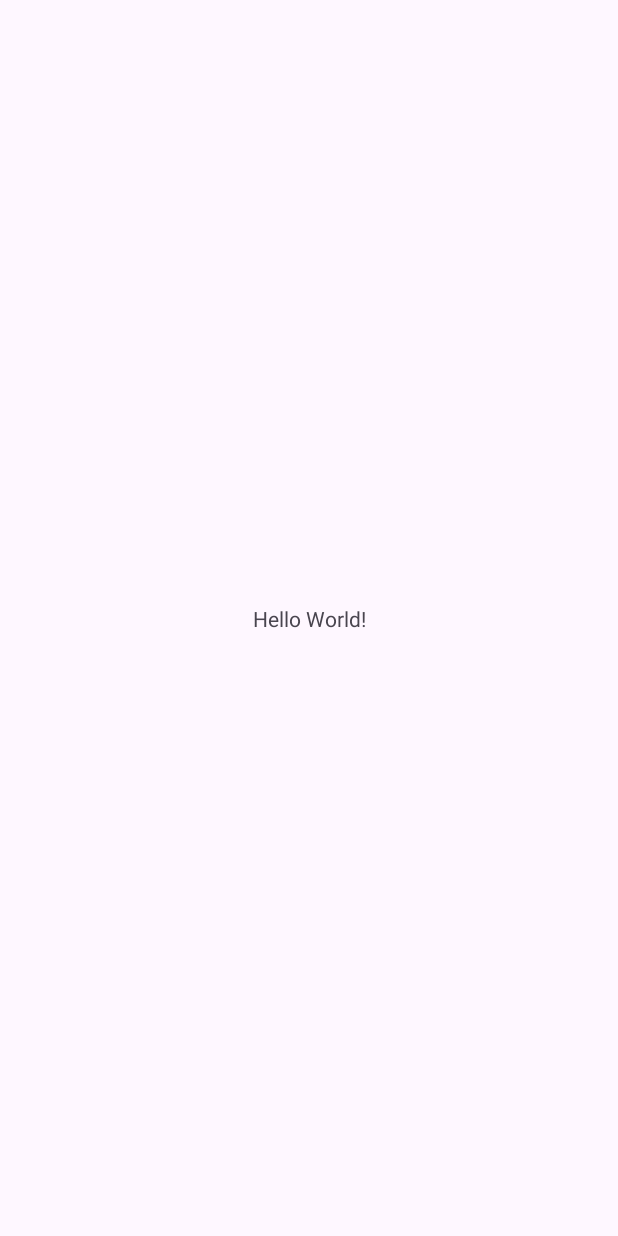
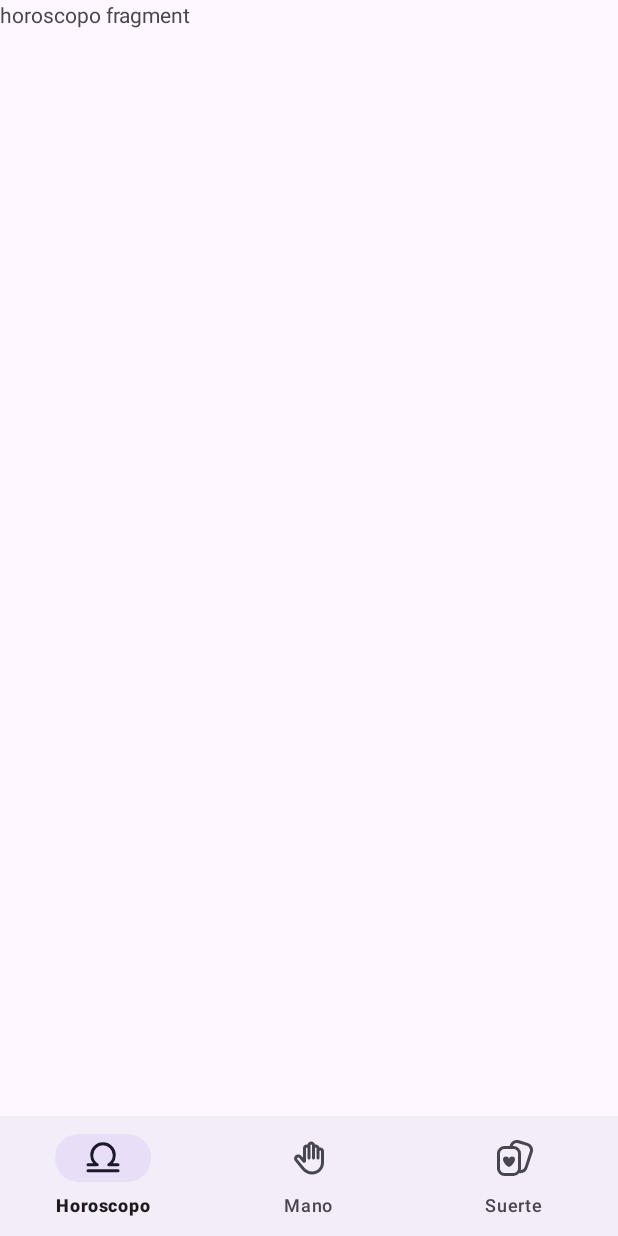
Before and after one commit to olmosmartin/luckyApp, an Android app: the screen it shows after launch (MainActivity), on a phone screen of 412 x 824 dp. Before the commit the screen is almost empty. Run offline under Robolectric (Android 15) with nearby library versions, the phone set to English and light mode, and no system bars; our stand-ins replace navigation-ui.

Commit message:
navigation configured

```diff
--- a/app/build.gradle.kts
+++ b/app/build.gradle.kts
@@ -42,6 +42,11 @@ android {
 
 dependencies {
 
+    //navegacion
+    val navVersion = "2.7.7"
+    implementation("androidx.navigation:navigation-fragment-ktx:$navVersion")
+    implementation("androidx.navigation:navigation-ui-ktx:$navVersion")
+
     implementation(libs.androidx.core.ktx)
     implementation(libs.androidx.appcompat)
     implementation(libs.material)
--- a/app/src/main/java/com/example/luckyapp/ui/home/MainActivity.kt
+++ b/app/src/main/java/com/example/luckyapp/ui/home/MainActivity.kt
@@ -1,22 +1,34 @@
 package com.example.luckyapp.ui.home
 
 import android.os.Bundle
-import androidx.activity.enableEdgeToEdge
 import androidx.appcompat.app.AppCompatActivity
-import androidx.core.view.ViewCompat
-import androidx.core.view.WindowInsetsCompat
+import androidx.navigation.NavController
+import androidx.navigation.fragment.NavHostFragment
+import androidx.navigation.ui.setupWithNavController
 import com.example.luckyapp.R
 import com.example.luckyapp.databinding.ActivityMainBinding
 
 class MainActivity : AppCompatActivity() {
     private lateinit var binding: ActivityMainBinding //nombre de la clase con activity al inicio y binding al final
+    private lateinit var navController: NavController
 
     override fun onCreate(savedInstanceState: Bundle?) {
         super.onCreate(savedInstanceState)
         //viewBinding
         binding = ActivityMainBinding.inflate(layoutInflater)
         setContentView(binding.root)
+        initUI()
+    }
 
+    private fun initUI() {
+        initNavigation()
+    }
+
+    private fun initNavigation() {
+        //inicio la navegacion con el id del FragmentContainerView y lo casteo a NavHostFragment
+        val navHost = supportFragmentManager.findFragmentById(R.id.fragmentContainerView) as NavHostFragment
+        navController = navHost.navController
+        binding.bottonNavigation.setupWithNavController(navController)
     }
 
 }
--- /dev/null
+++ b/app/src/main/res/drawable/ic_cards.xml
@@ -0,0 +1,9 @@
+<vector xmlns:android="http://schemas.android.com/apk/res/android"
+    android:width="800dp"
+    android:height="800dp"
+    android:viewportWidth="24"
+    android:viewportHeight="24">
+  <path
+      android:pathData="M20.466,1.967 L14.78,0.221a5.011,5.011 0,0 0,-6.224 3.24L8.368,4H5A5.006,5.006 0,0 0,0 9V19a5.006,5.006 0,0 0,5 5h6a4.975,4.975 0,0 0,3.92 -1.934,5.029 5.029,0 0,0 0.689,0.052 4.976,4.976 0,0 0,4.775 -3.563L23.8,8.156A5.021,5.021 0,0 0,20.466 1.967ZM11,22H5a3,3 0,0 1,-3 -3V9A3,3 0,0 1,5 6h6a3,3 0,0 1,3 3V19A3,3 0,0 1,11 22ZM21.887,7.563l-3.412,10.4a2.992,2.992 0,0 1,-2.6 2.134A4.992,4.992 0,0 0,16 19V9a5.006,5.006 0,0 0,-5 -5h-0.507a3,3 0,0 1,3.7 -1.867l5.686,1.746A3.006,3.006 0,0 1,21.887 7.563ZM12,13c0,1.45 -1.544,3.391 -2.714,4.378a1.991,1.991 0,0 1,-2.572 0C5.544,16.391 4,14.45 4,13a2,2 0,0 1,4 0,2 2,0 0,1 4,0Z"
+      android:fillColor="#000000"/>
+</vector>
--- /dev/null
+++ b/app/src/main/res/drawable/ic_hand.xml
@@ -0,0 +1,10 @@
+<vector xmlns:android="http://schemas.android.com/apk/res/android"
+    android:width="800dp"
+    android:height="800dp"
+    android:viewportWidth="24"
+    android:viewportHeight="24">
+  <path
+      android:pathData="M13.5,3C13.224,3 13,3.224 13,3.5V12C13,12.552 12.552,13 12,13C11.448,13 11,12.552 11,12V5.5C11,5.224 10.776,5 10.5,5C10.224,5 10,5.224 10,5.5V13.968C10,15.076 8.627,15.592 7.897,14.758L5.35,11.847C5.192,11.666 4.955,11.576 4.717,11.606C4.153,11.676 3.888,12.34 4.248,12.779L8.938,18.512C10.227,20.087 12.154,21 14.189,21C17.398,21 20,18.398 20,15.189V7.5C20,7.224 19.776,7 19.5,7C19.224,7 19,7.224 19,7.5V12C19,12.552 18.552,13 18,13C17.448,13 17,12.552 17,12V5.5C17,5.224 16.776,5 16.5,5C16.224,5 16,5.224 16,5.5V12C16,12.552 15.552,13 15,13C14.448,13 14,12.552 14,12V3.5C14,3.224 13.776,3 13.5,3ZM15.961,3.058C15.752,1.888 14.73,1 13.5,1C12.27,1 11.248,1.888 11.039,3.058C10.865,3.02 10.685,3 10.5,3C9.119,3 8,4.119 8,5.5V11.839L6.855,10.53C6.26,9.849 5.366,9.509 4.469,9.621C2.344,9.887 1.344,12.388 2.7,14.045L7.39,19.778C9.059,21.817 11.554,23 14.189,23C18.503,23 22,19.503 22,15.189V7.5C22,6.119 20.881,5 19.5,5C19.315,5 19.135,5.02 18.961,5.058C18.753,3.888 17.73,3 16.5,3C16.315,3 16.135,3.02 15.961,3.058Z"
+      android:fillColor="#0F0F0F"
+      android:fillType="evenOdd"/>
+</vector>
--- /dev/null
+++ b/app/src/main/res/drawable/ic_horoscope.xml
@@ -0,0 +1,12 @@
+<vector xmlns:android="http://schemas.android.com/apk/res/android"
+    android:width="800dp"
+    android:height="800dp"
+    android:viewportWidth="48"
+    android:viewportHeight="48">
+  <path
+      android:fillColor="#FF000000"
+      android:pathData="M4,35H16.2a2.1,2.1 0,0 0,2 -1.5,2.2 2.2,0 0,0 -0.9,-2.2A12.9,12.9 0,0 1,11 20.1a13,13 0,1 1,26 0,12.9 12.9,0 0,1 -6.3,11.2 2.2,2.2 0,0 0,-0.9 2.2,2.1 2.1,0 0,0 2,1.5H44a2,2 0,0 0,0 -4H37.1a17,17 0,1 0,-26.2 0H4a2,2 0,0 0,0 4Z"/>
+  <path
+      android:fillColor="#FF000000"
+      android:pathData="M44,39H4a2,2 0,0 0,0 4H44a2,2 0,0 0,0 -4Z"/>
+</vector>
--- a/app/src/main/res/layout/activity_main.xml
+++ b/app/src/main/res/layout/activity_main.xml
@@ -7,13 +7,25 @@
     android:layout_height="match_parent"
     tools:context=".ui.home.MainActivity">
 
-    <TextView
-        android:layout_width="wrap_content"
-        android:layout_height="wrap_content"
-        android:text="Hello World!"
+    <androidx.fragment.app.FragmentContainerView
+        android:id="@+id/fragmentContainerView"
+        android:name="androidx.navigation.fragment.NavHostFragment"
+        android:layout_width="match_parent"
+        android:layout_height="match_parent"
+        app:defaultNavHost="true"
         app:layout_constraintBottom_toBottomOf="parent"
         app:layout_constraintEnd_toEndOf="parent"
         app:layout_constraintStart_toStartOf="parent"
-        app:layout_constraintTop_toTopOf="parent" />
+        app:layout_constraintTop_toTopOf="parent"
+        app:navGraph="@navigation/main_graph" />
+
+    <com.google.android.material.bottomnavigation.BottomNavigationView
+        android:id="@+id/bottonNavigation"
+        android:layout_width="match_parent"
+        android:layout_height="wrap_content"
+        app:layout_constraintBottom_toBottomOf="parent"
+        app:layout_constraintEnd_toEndOf="parent"
+        app:layout_constraintStart_toStartOf="parent"
+        app:menu="@menu/bottom_menu" />
 
 </androidx.constraintlayout.widget.ConstraintLayout>
--- a/app/src/main/res/layout/fragment_horoscopo.xml
+++ b/app/src/main/res/layout/fragment_horoscopo.xml
@@ -9,6 +9,6 @@
     <TextView
         android:layout_width="match_parent"
         android:layout_height="match_parent"
-        android:text="@string/hello_blank_fragment" />
+        android:text="horoscopo fragment" />
 
 </FrameLayout>
--- a/app/src/main/res/layout/fragment_mano.xml
+++ b/app/src/main/res/layout/fragment_mano.xml
@@ -9,6 +9,6 @@
     <TextView
         android:layout_width="match_parent"
         android:layout_height="match_parent"
-        android:text="@string/hello_blank_fragment" />
+        android:text="mano fragment" /> />
 
 </FrameLayout>
--- a/app/src/main/res/layout/fragment_suerte.xml
+++ b/app/src/main/res/layout/fragment_suerte.xml
@@ -9,6 +9,6 @@
     <TextView
         android:layout_width="match_parent"
         android:layout_height="match_parent"
-        android:text="@string/hello_blank_fragment" />
+        android:text="suerte fragment" /> />
 
 </FrameLayout>
--- /dev/null
+++ b/app/src/main/res/menu/bottom_menu.xml
@@ -0,0 +1,18 @@
+<?xml version="1.0" encoding="utf-8"?>
+<menu xmlns:android="http://schemas.android.com/apk/res/android">
+    <item
+        android:id="@+id/horoscopoFragment"
+        android:icon="@drawable/ic_horoscope"
+        android:title="@string/horoscopo" />
+
+    <item
+        android:id="@+id/manoFragment"
+        android:icon="@drawable/ic_hand"
+        android:title="@string/mano" />
+
+    <item
+        android:id="@+id/suerteFragment"
+        android:icon="@drawable/ic_cards"
+        android:title="@string/suerte" />
+
+</menu>
--- /dev/null
+++ b/app/src/main/res/navigation/main_graph.xml
@@ -0,0 +1,23 @@
+<?xml version="1.0" encoding="utf-8"?>
+<navigation xmlns:android="http://schemas.android.com/apk/res/android"
+    xmlns:app="http://schemas.android.com/apk/res-auto"
+    xmlns:tools="http://schemas.android.com/tools"
+    android:id="@+id/main_graph"
+    app:startDestination="@id/horoscopoFragment">
+
+    <fragment
+        android:id="@+id/horoscopoFragment"
+        android:name="com.example.luckyapp.ui.horoscopo.HoroscopoFragment"
+        android:label="fragment_horoscopo"
+        tools:layout="@layout/fragment_horoscopo" />
+    <fragment
+        android:id="@+id/manoFragment"
+        android:name="com.example.luckyapp.ui.mano.ManoFragment"
+        android:label="fragment_mano"
+        tools:layout="@layout/fragment_mano" />
+    <fragment
+        android:id="@+id/suerteFragment"
+        android:name="com.example.luckyapp.ui.suerte.SuerteFragment"
+        android:label="fragment_suerte"
+        tools:layout="@layout/fragment_suerte" />
+</navigation>
--- a/app/src/main/res/values/strings.xml
+++ b/app/src/main/res/values/strings.xml
@@ -2,4 +2,10 @@
     <string name="app_name">LuckyApp</string>
     <!-- TODO: Remove or change this placeholder text -->
     <string name="hello_blank_fragment">Hello blank fragment</string>
+
+    <!-- bottom nav texts -->
+    <string name="horoscopo">Horoscopo</string>
+    <string name="mano">Mano</string>
+    <string name="suerte">Suerte</string>
+
 </resources>
```
